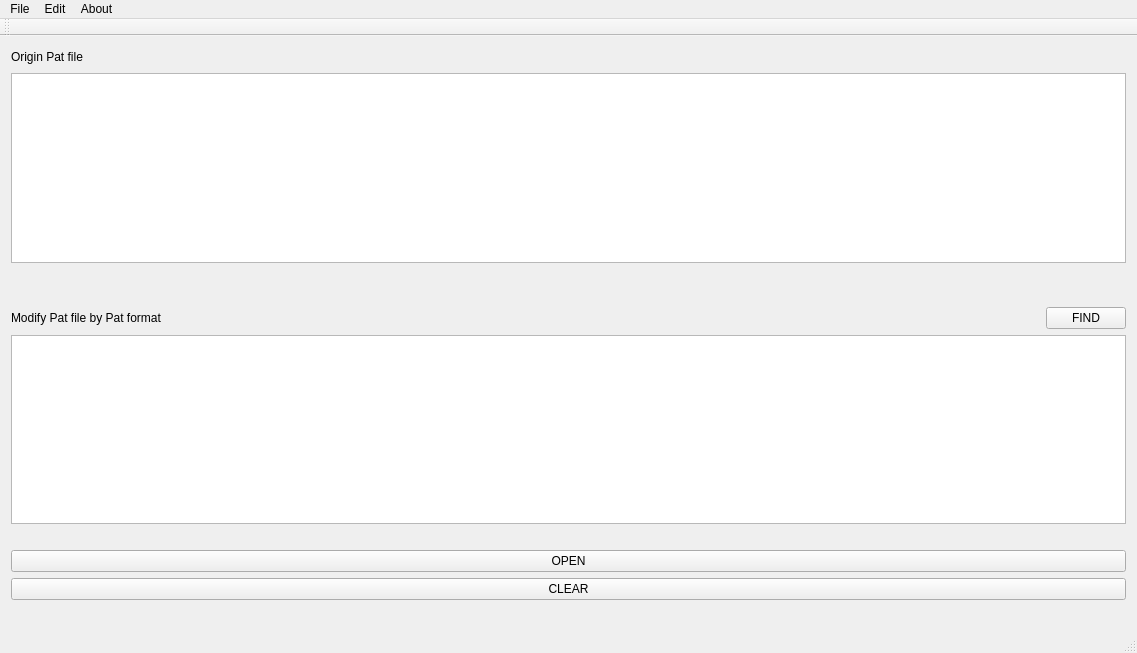
First picture: the form in mainwindow.ui, repository Git-Hub-Pro/PatternViewer, before the edit.
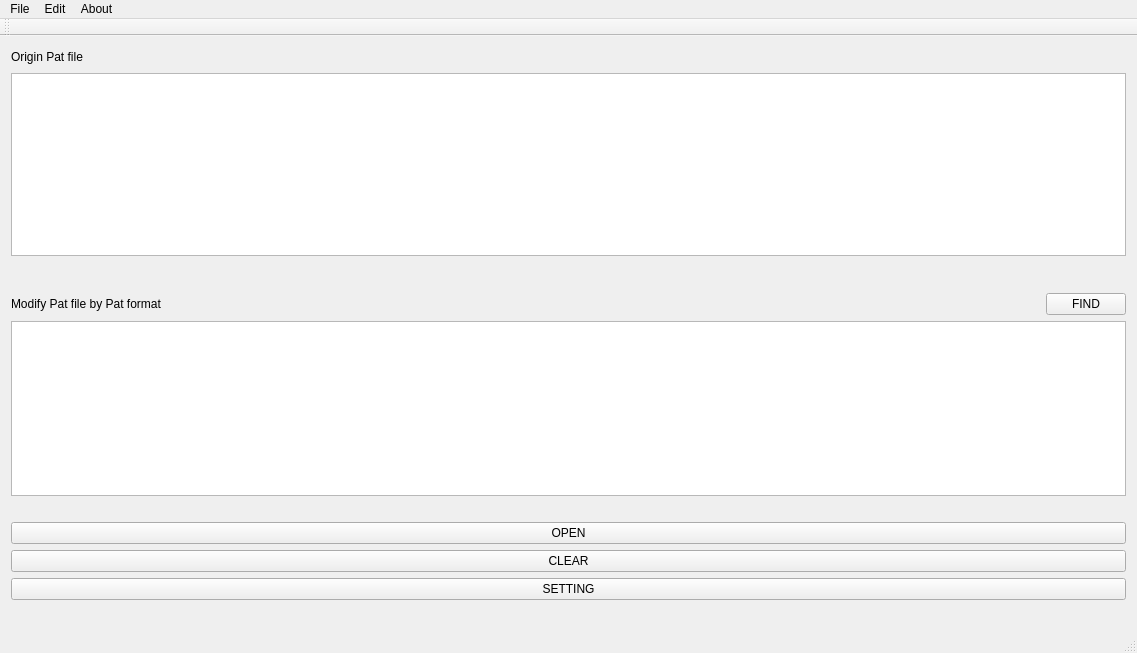
Second picture: the form after the edit.

What changed in the file:
```diff
--- a/mainwindow.ui
+++ b/mainwindow.ui
@@ -145,6 +145,13 @@
               </property>
              </widget>
             </item>
+            <item>
+             <widget class="QPushButton" name="settingButton">
+              <property name="text">
+               <string>SETTING</string>
+              </property>
+             </widget>
+            </item>
            </layout>
           </item>
          </layout>
```
